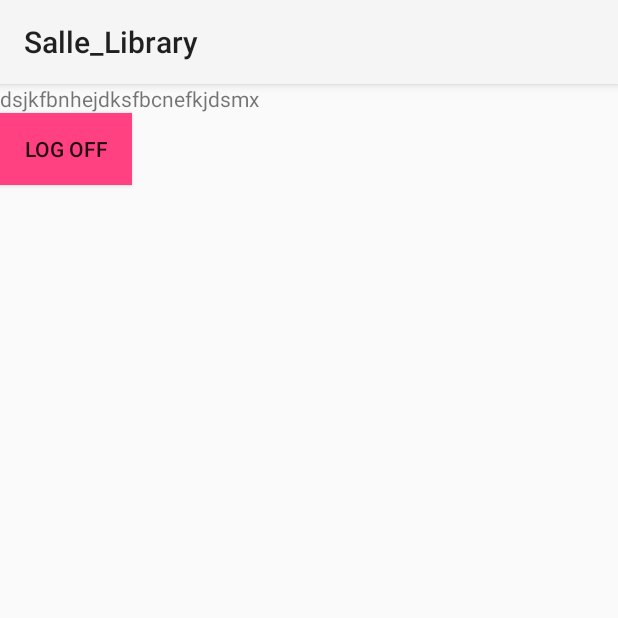
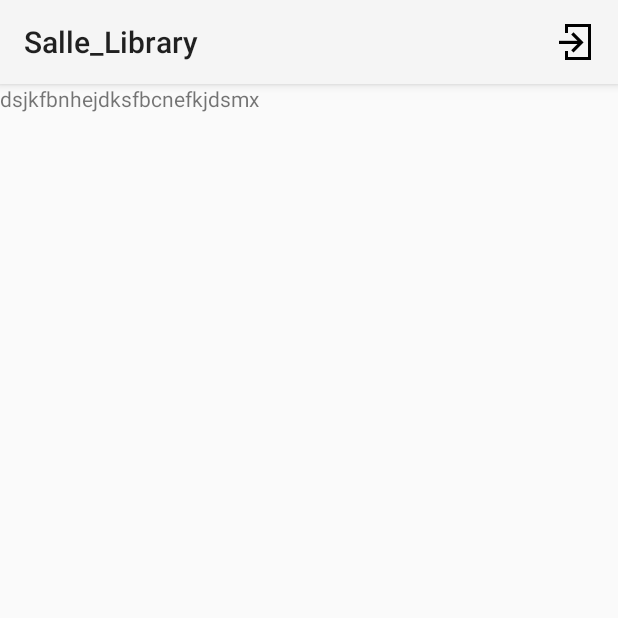
Before and after one commit to DiegoSC94/Salle_Library, an Android app: the MainPage screen opened directly, with no data from a screen before it, on a phone screen of 412 x 824 dp, the top half of it. Run offline under Robolectric (Android 15) with nearby library versions, the phone set to English and light mode, and no system bars; 2 statements that could not run were skipped.

Commit message:
action bar done100%

```diff
--- a/app/src/main/java/rubendiego/salle_library/MainPage.java
+++ b/app/src/main/java/rubendiego/salle_library/MainPage.java
@@ -7,6 +7,9 @@ import android.content.SharedPreferences;
 import android.os.Bundle;
 import android.support.v7.app.AppCompatActivity;
 import android.support.v7.widget.Toolbar;
+import android.view.Menu;
+import android.view.MenuInflater;
+import android.view.MenuItem;
 import android.view.View;
 import android.widget.Button;
 
@@ -26,11 +29,17 @@ public class MainPage extends AppCompatActivity implements View.OnClickListener
         logOff = findViewById(R.id.logOff);
         logOff.setOnClickListener(this);
     }
+    public  boolean onCreateOptionsMenu(Menu menu) {
 
-    @Override
-    public void onClick(View v) {
-        switch (v.getId()){
-            case R.id.logOff:
+        super.onCreateOptionsMenu(menu);
+        MenuInflater inflater = getMenuInflater();
+
+        inflater.inflate(R.menu.menu, menu);
+        return true;
+    }
+    public boolean onOptionsItemSelected(MenuItem item) {
+        switch (item.getItemId()){
+            case R.id.logOffBar:
                 SharedPreferences datos = getSharedPreferences("baseDeDatos", Context.MODE_PRIVATE);
                 SharedPreferences.Editor editor=datos.edit();
                 editor.putBoolean("sesion",false);
@@ -39,6 +48,17 @@ public class MainPage extends AppCompatActivity implements View.OnClickListener
                 Intent intent= new Intent(this,LoginRegis.class);
                 startActivity(intent);
                 break;
+            default:
+                return super.onOptionsItemSelected(item);
+        }
+        return super.onOptionsItemSelected(item);
+    }
+    @Override
+    public void onClick(View v) {
+        switch (v.getId()){
+            case R.id.logOff:
+
+                break;
         }
     }
 }
--- a/app/src/main/res/layout/activity_main_page.xml
+++ b/app/src/main/res/layout/activity_main_page.xml
@@ -21,12 +21,4 @@
         android:layout_width="wrap_content"
         android:layout_height="wrap_content"
         android:text="dsjkfbnhejdksfbcnefkjdsmx"/>
-
-    <Button
-        android:layout_width="wrap_content"
-        android:layout_height="wrap_content"
-        android:text="log off"
-        android:id="@+id/logOff"
-        android:layout_alignParentEnd="true"
-        android:background="@color/colorAccent"/>
 </LinearLayout>
--- a/app/src/main/res/menu/menu.xml
+++ b/app/src/main/res/menu/menu.xml
@@ -4,9 +4,8 @@
     android:id="@+id/main_menu">
 
     <item
-        android:id="@+id/action_mas"
+        android:id="@+id/logOffBar"
         android:orderInCategory="100"
-        android:title="add"
-        android:icon="@drawable/separador"
-        app:showAsAction="ifRoom" />
+        android:icon="@drawable/ic_action_import"
+        app:showAsAction="always" />
 </menu>
```
Also changed, not shown: app/src/main/res/drawable-hdpi/ic_action_import.png (added), app/src/main/res/drawable-mdpi/ic_action_import.png (added), app/src/main/res/drawable-xhdpi/ic_action_import.png (added), app/src/main/res/drawable-xxhdpi/ic_action_import.png (added), app/src/main/res/drawable-xxxhdpi/ic_action_import.png (added).
